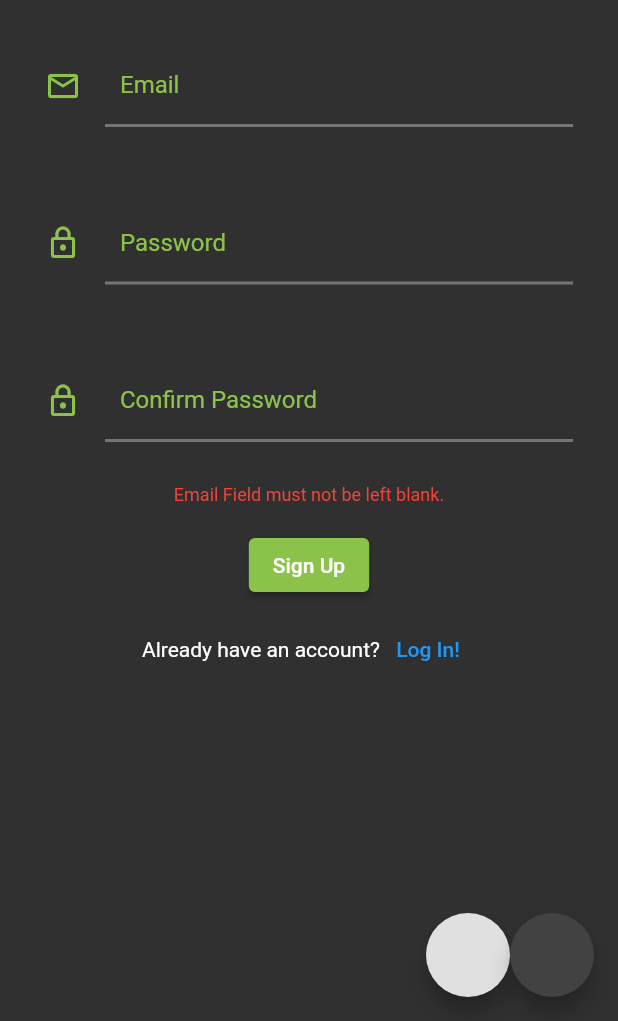
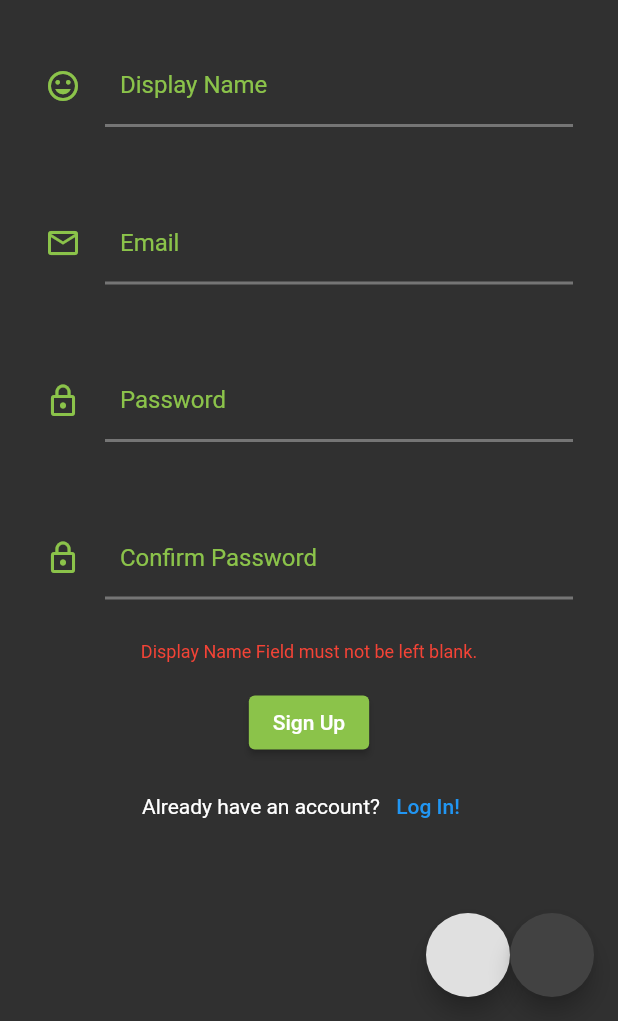
Before and after one commit to CianGibbons/CoreFit-Academy, a Flutter app: the SignUpPage screen opened by its route, after a tap on "Sign Up", on a phone screen of 412 x 824 dp, the part 215-1236 px from its top. Run offline on Flutter 3.47's test engine with Material 2 defaults, Android fonts, the phone set to English and light mode, and no system bars; drawn by our look-alikes of modal_progress_hud_nsn; our stand-ins replace firebase_auth, firebase_core, google_fonts; accounts and stored records are empty.

Commit message:
Added in Display Name Field

```diff
--- a/lib/screens/signup_page.dart
+++ b/lib/screens/signup_page.dart
@@ -21,6 +21,7 @@ class SignUpPage extends StatefulWidget {
 class _SignUpPageState extends State<SignUpPage> {
   final _auth = FirebaseAuth.instance;
 
+  String _displayName = "";
   String _email = "";
   String _password = "";
   String _confirmedPassword = "";
@@ -46,6 +47,20 @@ class _SignUpPageState extends State<SignUpPage> {
                     logoCircleHeight: 100.0,
                     logoIconSize: 70,
                     logoTextFontSize: 20.0,
+                  ),
+                  const SizedBox(
+                    height: 10.0,
+                  ),
+                  CustomInputTextField(
+                    textInputType: TextInputType.text,
+                    iconData: Icons.tag_faces_outlined,
+                    inputLabel: "Display Name",
+                    obscureText: false,
+                    onChanged: (value) {
+                      setState(() {
+                        _displayName = value;
+                      });
+                    },
                   ),
                   const SizedBox(
                     height: 10.0,
@@ -104,7 +119,10 @@ class _SignUpPageState extends State<SignUpPage> {
                         setState(() {
                           showSpinner = true;
                         });
-                        if (_email == "") {
+                        if (_displayName == "") {
+                          errorMessage =
+                              "Display Name Field must not be left blank.";
+                        } else if (_email == "") {
                           //Notify that Both Password Fields must match
                           errorMessage = "Email Field must not be left blank.";
                         } else if (_password == _confirmedPassword) {
@@ -113,6 +131,10 @@ class _SignUpPageState extends State<SignUpPage> {
                                 await _auth.createUserWithEmailAndPassword(
                                     email: _email, password: _password);
                             if (newUser != null) {
+                              //Set DisplayName
+                              await _auth.currentUser!
+                                  .updateDisplayName(_displayName);
+
                               //Go to home page
                               Navigator.pushNamed(context, "/home");
                             }
```
Also changed, not shown: lib/screens/landing_page.dart (+9 -5 lines).
